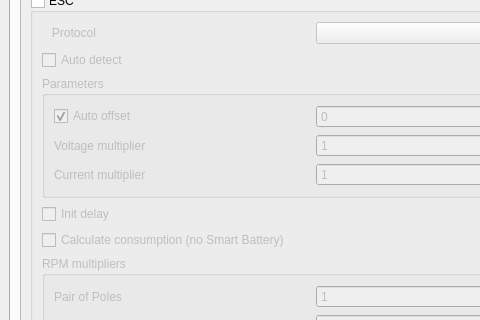
First picture: the form in msrc_gui/mainwindow.ui, repository dgatf/msrc, before the edit; both pictures show x 0 to 480 and y 108 to 428 of the 1267 by 765 pixel window.
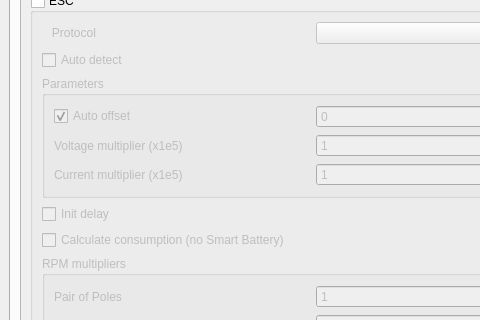
Second picture: the form after the edit. Icons and pictures are not drawn.

Commit message: Set 5 decimals for voltage and current multipliers

```diff
--- a/msrc_gui/mainwindow.ui
+++ b/msrc_gui/mainwindow.ui
@@ -751,7 +751,7 @@
                          <bool>false</bool>
                         </property>
                         <property name="text">
-                         <string>Current multiplier</string>
+                         <string>Current multiplier (x1e5)</string>
                         </property>
                        </widget>
                       </item>
@@ -793,7 +793,7 @@
                          <bool>false</bool>
                         </property>
                         <property name="text">
-                         <string>Voltage multiplier</string>
+                         <string>Voltage multiplier (x1e5)</string>
                         </property>
                        </widget>
                       </item>
```
Left out of the diff: 4 changed lines with no effect on the pictures. The commit also changes 2 other files.
